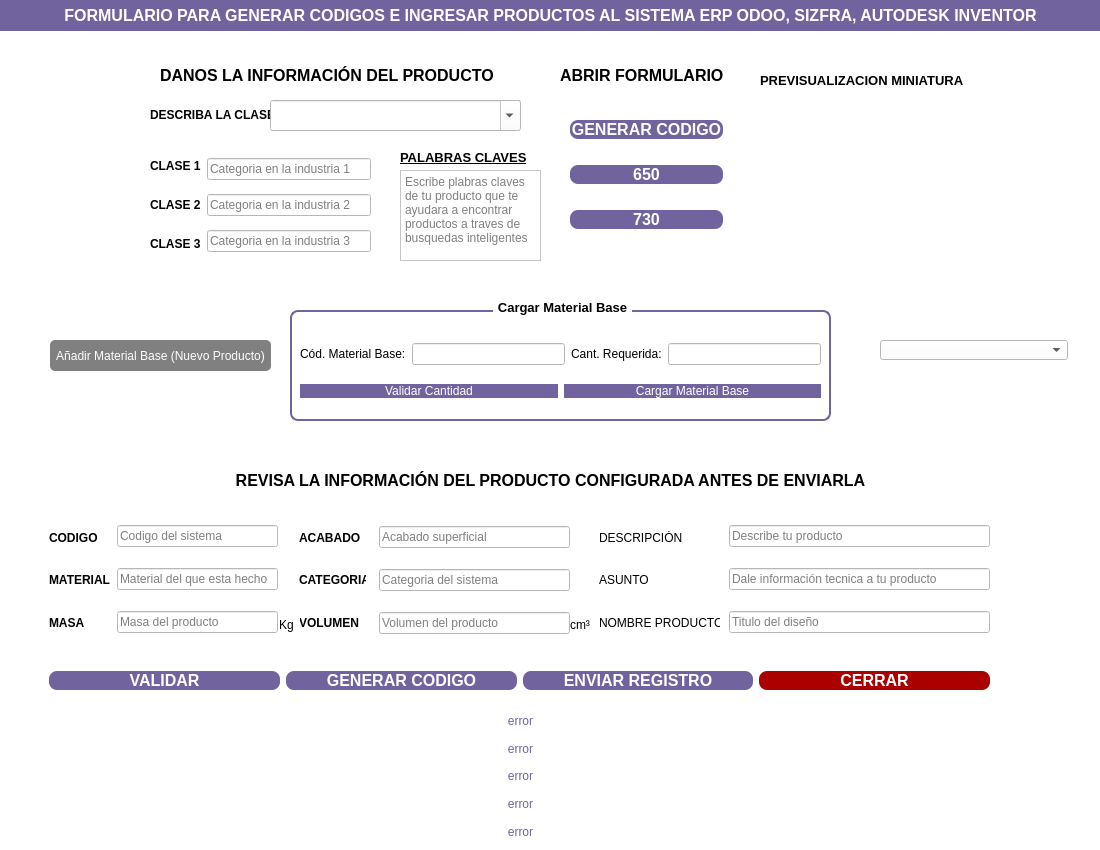
The window that FormularioOdoo.ui (joxellust72/Proyecto-Integrador-Odoo) describes before a commit, drawn with Qt 5.
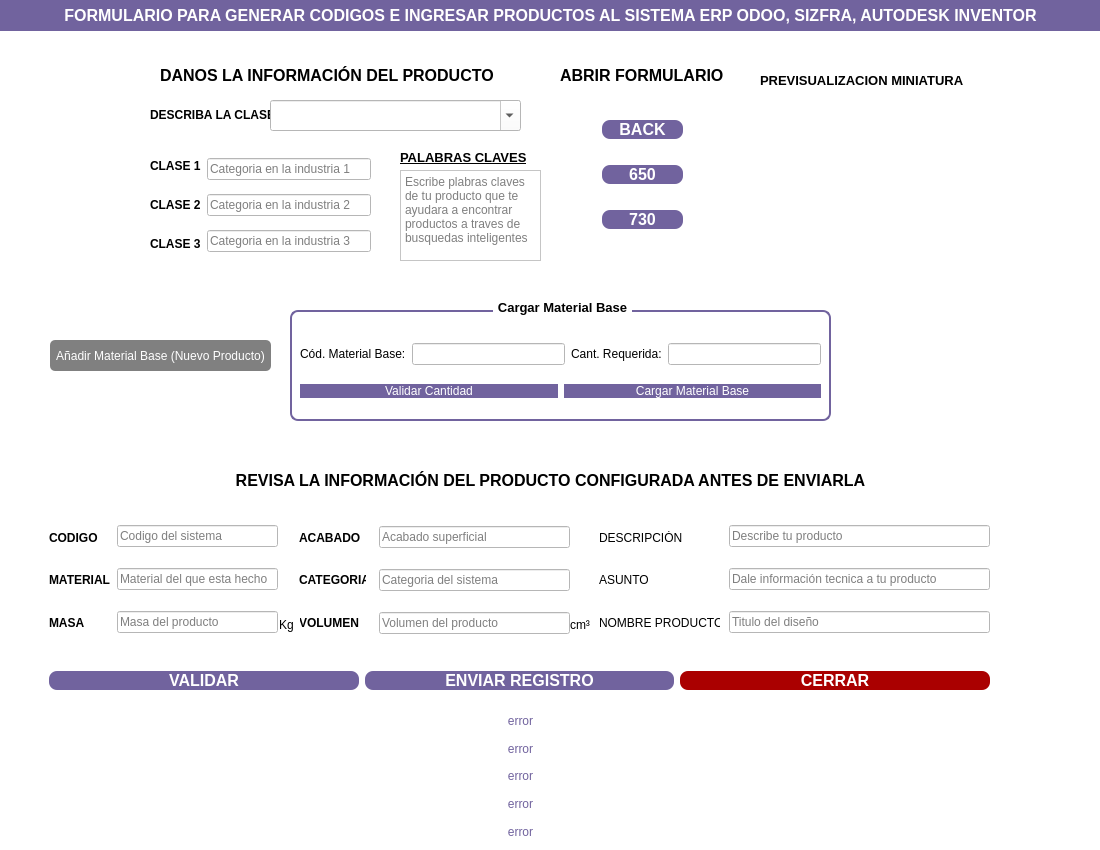
The same window after the commit. Icons and pictures are not drawn.

Patch:
```diff
--- a/FormularioOdoo.ui
+++ b/FormularioOdoo.ui
@@ -49,19 +49,6 @@
   <property name="styleSheet">
    <string notr="true">background-color: rgb(255, 255, 255);</string>
   </property>
-  <widget class="QComboBox" name="ComboBoxGrupo">
-   <property name="geometry">
-    <rect>
-     <x>880</x>
-     <y>340</y>
-     <width>188</width>
-     <height>20</height>
-    </rect>
-   </property>
-   <property name="placeholderText" stdset="0">
-    <string/>
-   </property>
-  </widget>
   <widget class="QLabel" name="label_10">
    <property name="geometry">
     <rect>
@@ -499,34 +486,6 @@
       </property>
      </widget>
     </item>
-    <item>
-     <widget class="QPushButton" name="btnAbrirFormularioGrupo">
-      <property name="font">
-       <font>
-        <pointsize>12</pointsize>
-        <weight>75</weight>
-        <bold>true</bold>
-       </font>
-      </property>
-      <property name="cursor">
-       <cursorShape>PointingHandCursor</cursorShape>
-      </property>
-      <property name="styleSheet">
-       <string notr="true">QPushButton{
-background-color: rgb(113, 99, 158);
-color: rgb(255, 255, 255);
-border-radius:8px}
-
-QPushButton:hover{	
-	background-color: qconicalgradient(cx:0.5, cy:0.5, angle:0, stop:0 rgba(35, 40, 3, 255), stop:0.16 rgba(136, 106, 22, 255), stop:0.225 rgba(166, 140, 41, 255), stop:0.285 rgba(204, 181, 74, 255), stop:0.345 rgba(235, 219, 102, 255), stop:0.415 rgba(245, 236, 112, 255), stop:0.52 rgba(209, 190, 76, 255), stop:0.57 rgba(187, 156, 51, 255), stop:0.635 rgba(168, 142, 42, 255), stop:0.695 rgba(202, 174, 68, 255), stop:0.75 rgba(218, 202, 86, 255), stop:0.815 rgba(208, 187, 73, 255), stop:0.88 rgba(187, 156, 51, 255), stop:0.935 rgba(137, 108, 26, 255), stop:1 rgba(35, 40, 3, 255));
-}
-</string>
-      </property>
-      <property name="text">
-       <string>GENERAR CODIGO</string>
-      </property>
-     </widget>
-    </item>
     <item>
      <widget class="QPushButton" name="btnEnviar">
       <property name="font">
@@ -813,15 +772,15 @@
   <widget class="QWidget" name="layoutWidget">
    <property name="geometry">
     <rect>
-     <x>570</x>
+     <x>602</x>
      <y>100</y>
-     <width>153</width>
+     <width>81</width>
      <height>151</height>
     </rect>
    </property>
    <layout class="QVBoxLayout" name="verticalLayout_8">
     <item>
-     <widget class="QPushButton" name="600">
+     <widget class="QPushButton" name="btnAbrirFormularioGrupo">
       <property name="font">
        <font>
         <pointsize>12</pointsize>
@@ -841,12 +800,10 @@
 QPushButton:hover{	
 	background-color: qconicalgradient(cx:0.5, cy:0.5, angle:0, stop:0 rgba(35, 40, 3, 255), stop:0.16 rgba(136, 106, 22, 255), stop:0.225 rgba(166, 140, 41, 255), stop:0.285 rgba(204, 181, 74, 255), stop:0.345 rgba(235, 219, 102, 255), stop:0.415 rgba(245, 236, 112, 255), stop:0.52 rgba(209, 190, 76, 255), stop:0.57 rgba(187, 156, 51, 255), stop:0.635 rgba(168, 142, 42, 255), stop:0.695 rgba(202, 174, 68, 255), stop:0.75 rgba(218, 202, 86, 255), stop:0.815 rgba(208, 187, 73, 255), stop:0.88 rgba(187, 156, 51, 255), stop:0.935 rgba(137, 108, 26, 255), stop:1 rgba(35, 40, 3, 255));
 }
-
-
 </string>
       </property>
       <property name="text">
-       <string>GENERAR CODIGO</string>
+       <string>BACK</string>
       </property>
      </widget>
     </item>
```
Left out of the diff: 51 changed lines with no effect on the pictures.
